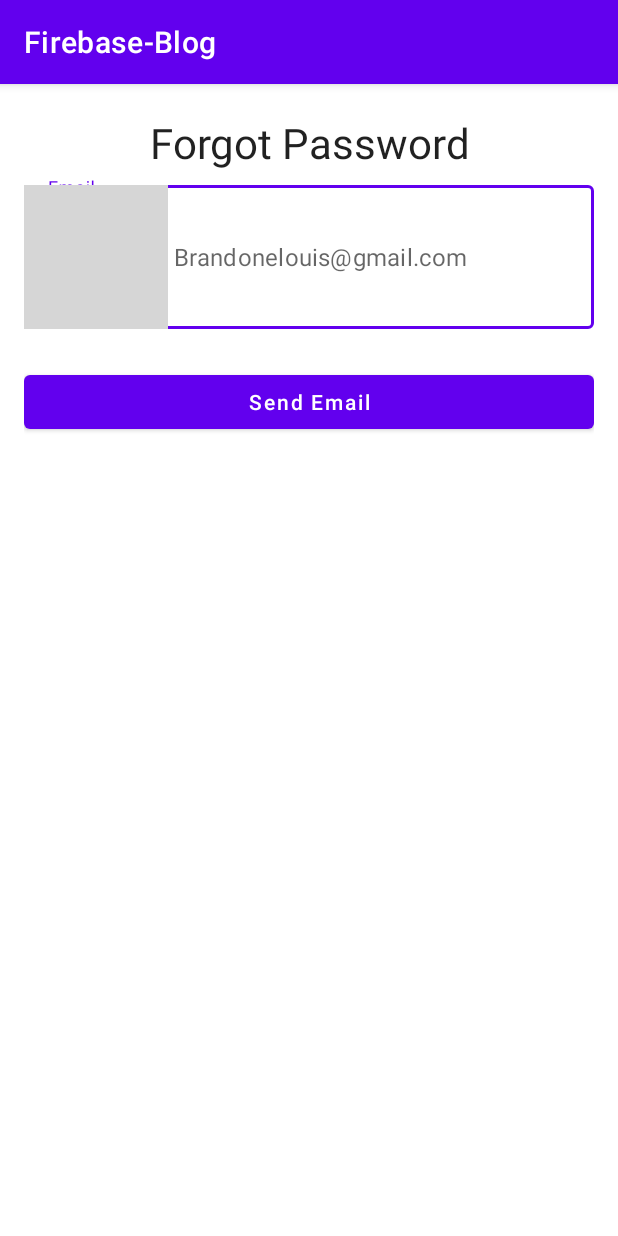
After one commit to Krish-Parekh/Firebase-Auth-Blog, an Android app: the EmailForgotPasswordActivity screen opened directly, with no data from a screen before it, on a phone screen of 412 x 824 dp. The commit adds this screen. Run offline under Robolectric (Android 15) with nearby library versions, the phone set to English and light mode, and no system bars; grey boxes are pictures that could not be loaded.

Commit message:
Firebase-Blog : Implemented EmailAuthViewModel for business logic related to login, signup, reset-password also added new forgot password activity.

```diff
--- a/app/src/main/AndroidManifest.xml
+++ b/app/src/main/AndroidManifest.xml
@@ -11,6 +11,9 @@
         android:supportsRtl="true"
         android:theme="@style/Theme.FirebaseBlog"
         tools:targetApi="31">
+        <activity
+            android:name=".ui.email_authentication.EmailForgotPasswordActivity"
+            android:exported="false" />
         <activity
             android:name=".ui.email_authentication.EmailHomeActivity"
             android:exported="false" />
--- /dev/null
+++ b/app/src/main/java/com/example/firebase_blog/ui/email_authentication/EmailForgotPasswordActivity.kt
@@ -0,0 +1,14 @@
+package com.example.firebase_blog.ui.email_authentication
+
+import androidx.appcompat.app.AppCompatActivity
+import android.os.Bundle
+import com.example.firebase_blog.databinding.ActivityEmailForgotPasswordBinding
+
+class EmailForgotPasswordActivity : AppCompatActivity() {
+    private lateinit var binding: ActivityEmailForgotPasswordBinding
+    override fun onCreate(savedInstanceState: Bundle?) {
+        super.onCreate(savedInstanceState)
+        binding = ActivityEmailForgotPasswordBinding.inflate(layoutInflater)
+        setContentView(binding.root)
+    }
+}
--- a/app/src/main/java/com/example/firebase_blog/ui/email_authentication/EmailHomeActivity.kt
+++ b/app/src/main/java/com/example/firebase_blog/ui/email_authentication/EmailHomeActivity.kt
@@ -2,11 +2,13 @@ package com.example.firebase_blog.ui.email_authentication
 
 import androidx.appcompat.app.AppCompatActivity
 import android.os.Bundle
-import com.example.firebase_blog.R
+import com.example.firebase_blog.databinding.ActivityEmailHomeBinding
 
 class EmailHomeActivity : AppCompatActivity() {
+    private lateinit var binding: ActivityEmailHomeBinding
     override fun onCreate(savedInstanceState: Bundle?) {
         super.onCreate(savedInstanceState)
-        setContentView(R.layout.activity_email_home)
+        binding = ActivityEmailHomeBinding.inflate(layoutInflater)
+        setContentView(binding.root)
     }
 }
--- /dev/null
+++ b/app/src/main/res/drawable/ic_person.xml
@@ -0,0 +1,6 @@
+<?xml version="1.0" encoding="UTF-8" standalone="no"?>
+<vector xmlns:android="http://schemas.android.com/apk/res/android" android:height="24dp" android:tint="#000000" android:viewportHeight="24.0" android:viewportWidth="24.0" android:width="24dp">
+
+    <path android:fillColor="@android:color/white" android:pathData="M12,12c2.21,0 4,-1.79 4,-4s-1.79,-4 -4,-4 -4,1.79 -4,4 1.79,4 4,4zM12,14c-2.67,0 -8,1.34 -8,4v2h16v-2c0,-2.66 -5.33,-4 -8,-4z"/>
+
+</vector>
--- /dev/null
+++ b/app/src/main/res/layout/activity_email_forgot_password.xml
@@ -0,0 +1,45 @@
+<?xml version="1.0" encoding="utf-8"?>
+<LinearLayout xmlns:android="http://schemas.android.com/apk/res/android"
+    xmlns:app="http://schemas.android.com/apk/res-auto"
+    xmlns:tools="http://schemas.android.com/tools"
+    android:layout_width="match_parent"
+    android:layout_height="match_parent"
+    android:orientation="vertical"
+    android:padding="16dp"
+    tools:context=".ui.email_authentication.EmailForgotPasswordActivity">
+
+    <com.google.android.material.textview.MaterialTextView
+        android:layout_width="match_parent"
+        android:layout_height="wrap_content"
+        android:layout_marginVertical="4dp"
+        android:text="@string/header_forgot_password"
+        android:textAlignment="center"
+        android:textAppearance="@style/TextAppearance.Material3.HeadlineMedium" />
+
+    <com.google.android.material.textfield.TextInputLayout
+        android:id="@+id/etEmailContainer"
+        style="@style/Widget.MaterialComponents.TextInputLayout.OutlinedBox"
+        android:layout_width="match_parent"
+        android:layout_height="wrap_content"
+        android:hint="@string/hint_email"
+        app:errorEnabled="true"
+        app:placeholderText="Brandonelouis@gmail.com"
+        app:startIconDrawable="@drawable/ic_email">
+
+        <com.google.android.material.textfield.TextInputEditText
+            android:id="@+id/etEmail"
+            android:layout_width="match_parent"
+            android:layout_height="wrap_content"
+            android:inputType="textEmailAddress" />
+
+    </com.google.android.material.textfield.TextInputLayout>
+
+    <com.google.android.material.button.MaterialButton
+        android:id="@+id/btnSendEmail"
+        android:layout_width="match_parent"
+        android:layout_height="wrap_content"
+        android:layout_marginTop="4dp"
+        android:text="@string/btn_send_email"
+        android:textAllCaps="false" />
+
+</LinearLayout>
--- a/app/src/main/res/layout/activity_main.xml
+++ b/app/src/main/res/layout/activity_main.xml
@@ -4,6 +4,7 @@
     xmlns:tools="http://schemas.android.com/tools"
     android:layout_width="match_parent"
     android:layout_height="match_parent"
+    android:gravity="center"
     android:orientation="vertical"
     android:padding="16dp"
     tools:context=".MainActivity">
@@ -13,6 +14,7 @@
         android:id="@+id/btnEmailAuth"
         android:layout_width="match_parent"
         android:layout_height="wrap_content"
+        android:backgroundTint="@color/btn_email_auth"
         android:paddingVertical="8dp"
         android:text="@string/btn_email_authentication"
         android:textAllCaps="false"
--- a/app/src/main/res/values/colors.xml
+++ b/app/src/main/res/values/colors.xml
@@ -7,4 +7,7 @@
     <color name="teal_700">#FF018786</color>
     <color name="black">#FF000000</color>
     <color name="white">#FFFFFFFF</color>
+    <color name="orange">#dd493d</color>
+
+    <color name="btn_email_auth">@color/orange</color>
 </resources>
--- a/app/src/main/res/values/strings.xml
+++ b/app/src/main/res/values/strings.xml
@@ -9,4 +9,8 @@
     <string name="signup_prompt">Don\'t have an account? Signup.</string>
     <string name="btn_signup">Signup</string>
     <string name="login_prompt">Already have an account? Login.</string>
+    <string name="hint_username">Username</string>
+    <string name="forgot_password_prompt">Forgot Password ?</string>
+    <string name="btn_send_email">Send Email</string>
+    <string name="header_forgot_password">Forgot Password</string>
 </resources>
```
Also changed, not shown: app/src/main/java/com/example/firebase_blog/ui/email_authentication/EmailLoginActivity.kt (+14 -0 lines), app/src/main/java/com/example/firebase_blog/ui/email_authentication/EmailSignupActivity.kt (+7 -0 lines), app/src/main/java/com/example/firebase_blog/ui/email_authentication/viewmodel/EmailAuthViewModel.kt (added, +70 -0 lines), app/src/main/res/layout/activity_email_login.xml (+9 -0 lines), app/src/main/res/layout/activity_email_signup.xml (+18 -0 lines).
